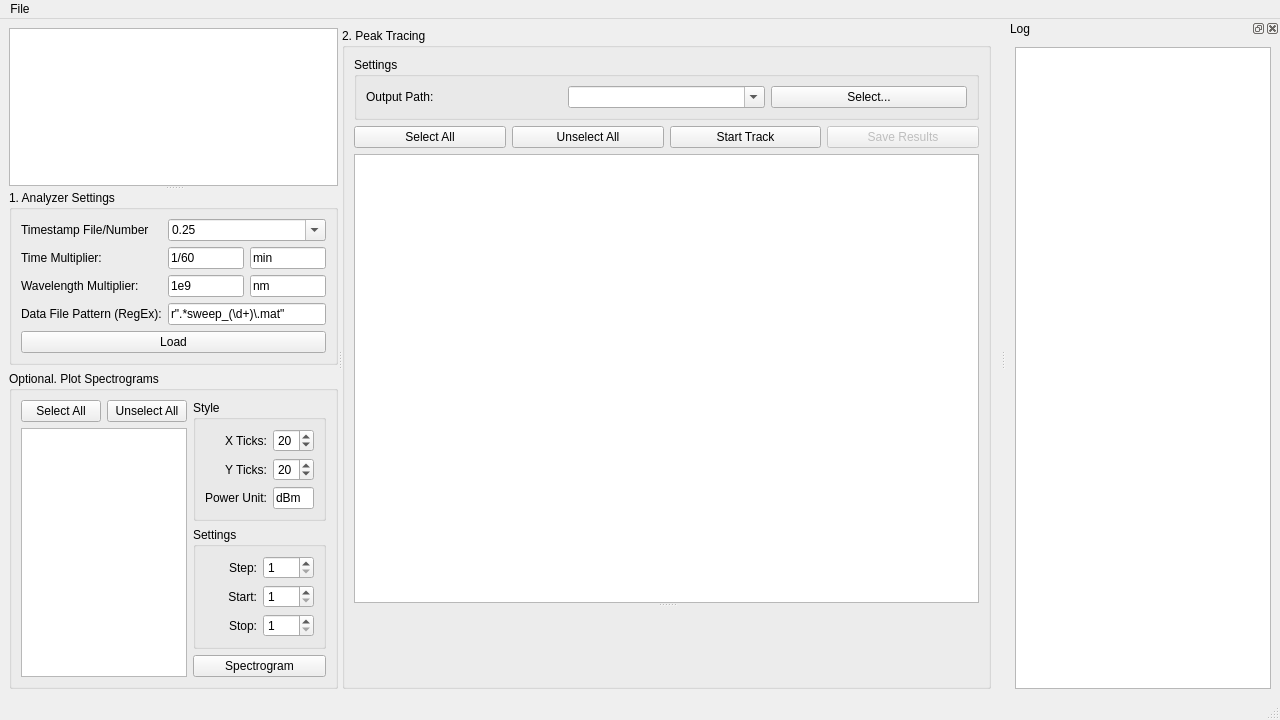
Above: RetrospectiveAnalysis/src/uic/ra_main_window.ui from EzekielDaun/biosensors before the change. Below: the same form after it.
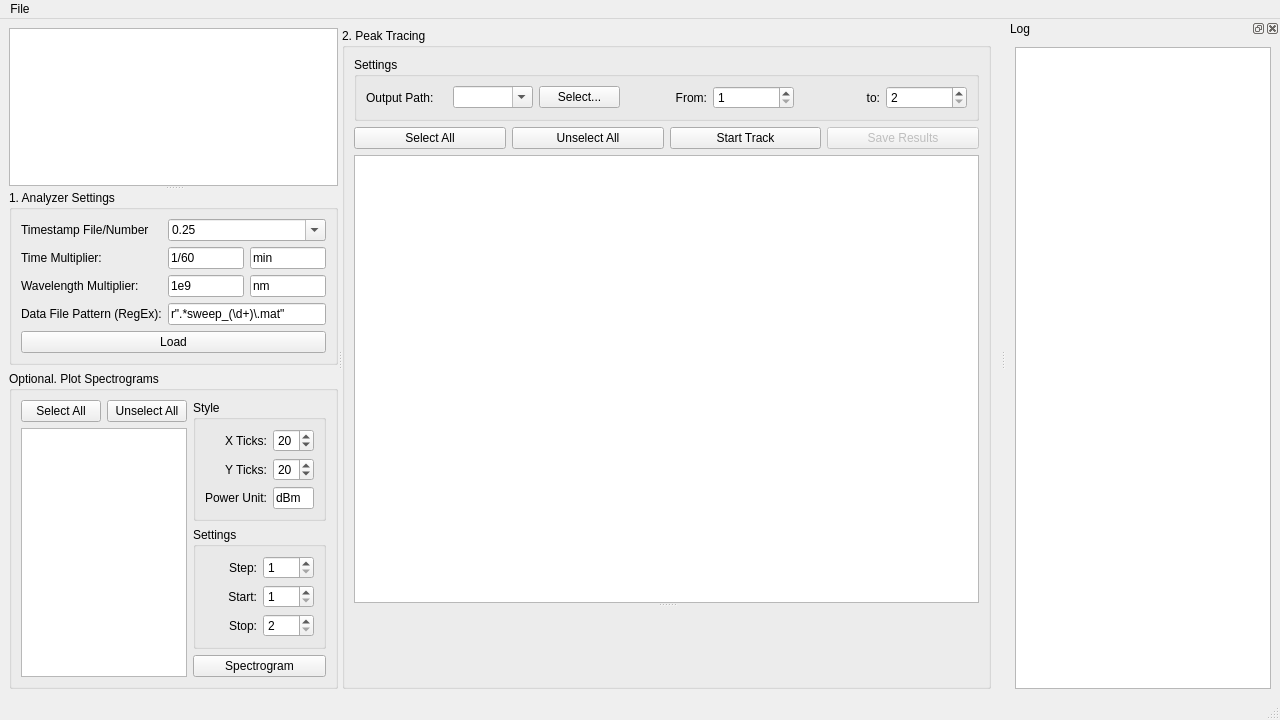
That is the form after the change.

Commit message: RA: peak tracker slice function

Patch:
```diff
--- a/RetrospectiveAnalysis/src/uic/ra_main_window.ui
+++ b/RetrospectiveAnalysis/src/uic/ra_main_window.ui
@@ -327,7 +327,7 @@
                   <string>the stop number (regardless of actual sweep number)</string>
                  </property>
                  <property name="minimum">
-                  <number>1</number>
+                  <number>2</number>
                  </property>
                 </widget>
                </item>
@@ -401,6 +401,40 @@
              </property>
             </widget>
            </item>
+           <item>
+            <widget class="QLabel" name="label_12">
+             <property name="text">
+              <string>From:</string>
+             </property>
+             <property name="alignment">
+              <set>Qt::AlignRight|Qt::AlignTrailing|Qt::AlignVCenter</set>
+             </property>
+            </widget>
+           </item>
+           <item>
+            <widget class="QSpinBox" name="peakTracingStartSpinBox">
+             <property name="minimum">
+              <number>1</number>
+             </property>
+            </widget>
+           </item>
+           <item>
+            <widget class="QLabel" name="label_13">
+             <property name="text">
+              <string>to:</string>
+             </property>
+             <property name="alignment">
+              <set>Qt::AlignRight|Qt::AlignTrailing|Qt::AlignVCenter</set>
+             </property>
+            </widget>
+           </item>
+           <item>
+            <widget class="QSpinBox" name="peakTracingStopSpinBox">
+             <property name="minimum">
+              <number>2</number>
+             </property>
+            </widget>
+           </item>
           </layout>
          </widget>
         </item>
```
Left out of the diff: 36 changed lines with no effect on the pictures. The commit also changes 4 other files.
